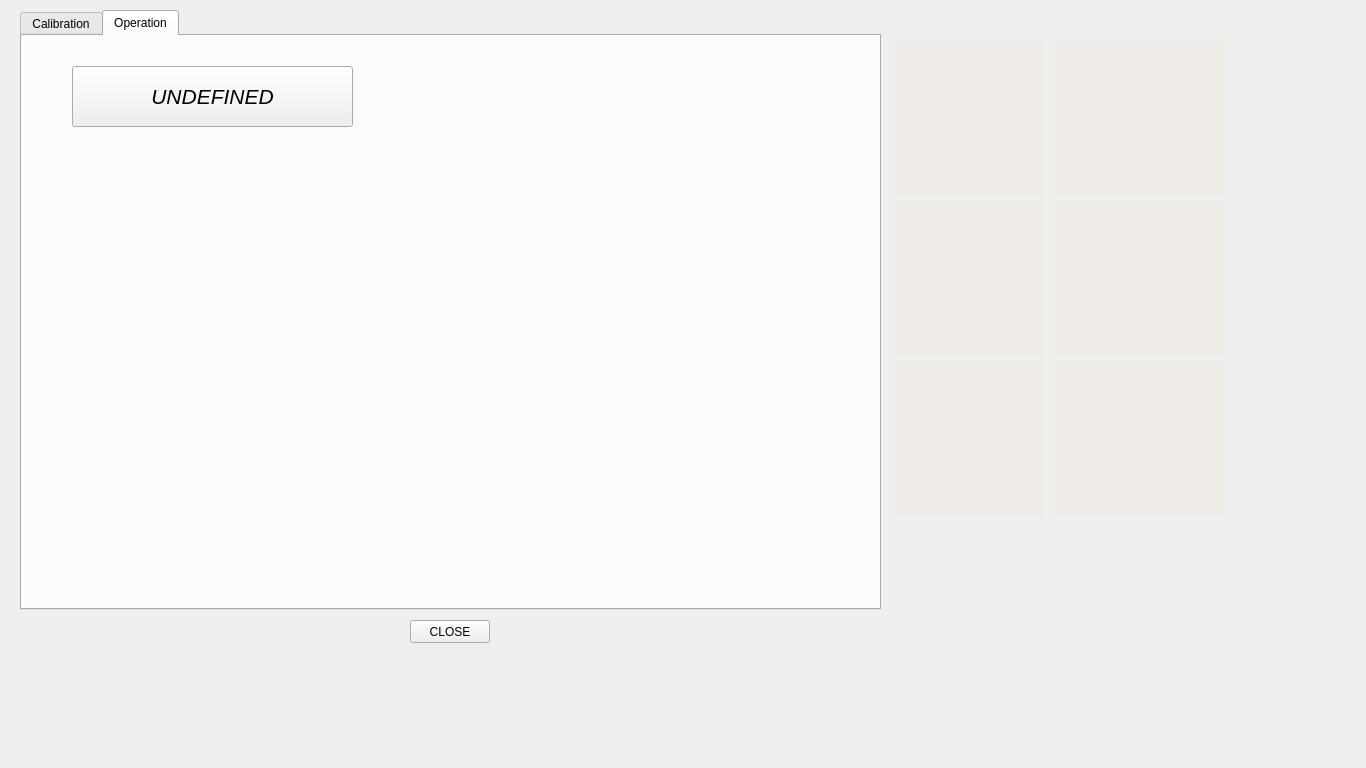
dgitz/DriverStation, file DriverStation/mainwindow.ui: the form before one commit.
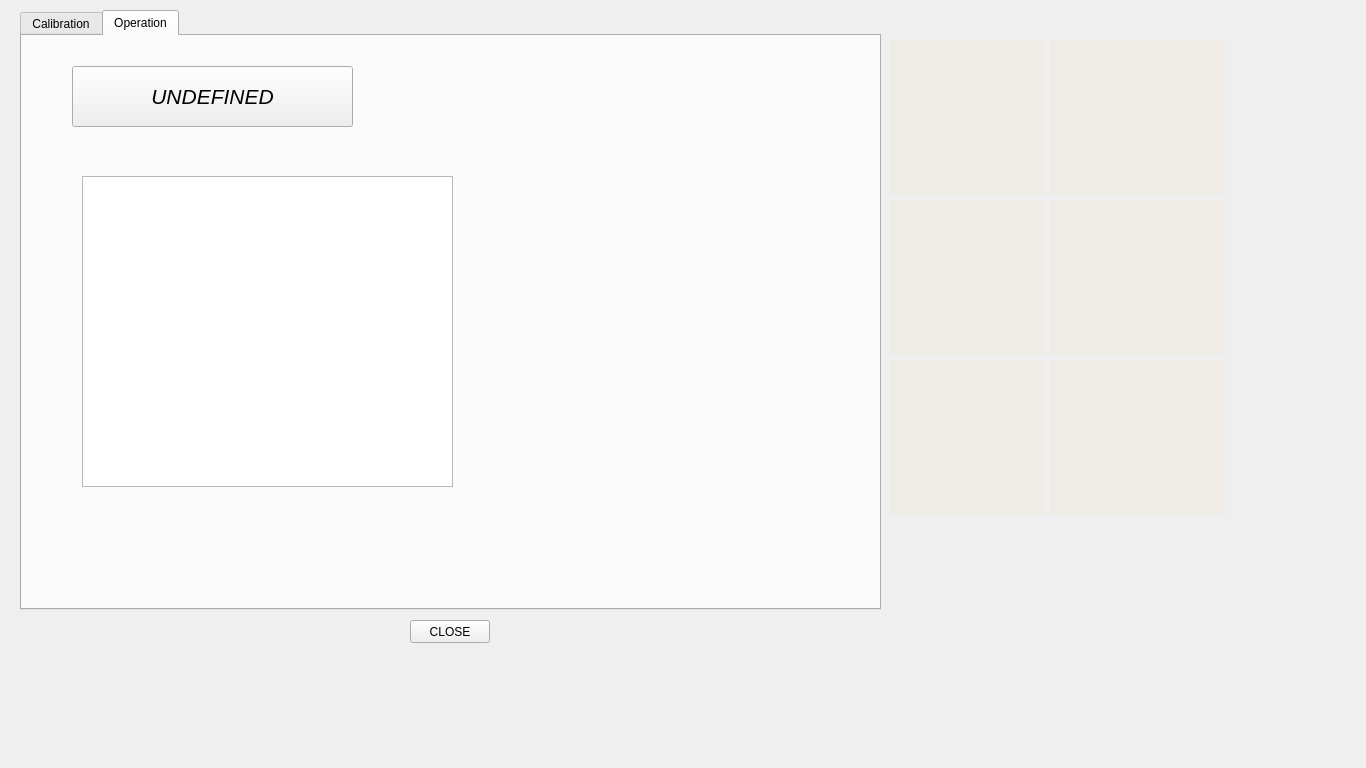
The form after the commit.

Commit message: Fixed issue by joining multicast to all interfaces.  Closed.

The edit to the form file:
```diff
--- a/DriverStation/mainwindow.ui
+++ b/DriverStation/mainwindow.ui
@@ -545,6 +545,16 @@
        <string>UNDEFINED</string>
       </property>
      </widget>
+     <widget class="QTextBrowser" name="tInfo">
+      <property name="geometry">
+       <rect>
+        <x>60</x>
+        <y>140</y>
+        <width>371</width>
+        <height>311</height>
+       </rect>
+      </property>
+     </widget>
     </widget>
    </widget>
    <widget class="QLabel" name="iRouterActive">
```
The commit also changes 3 other files.
